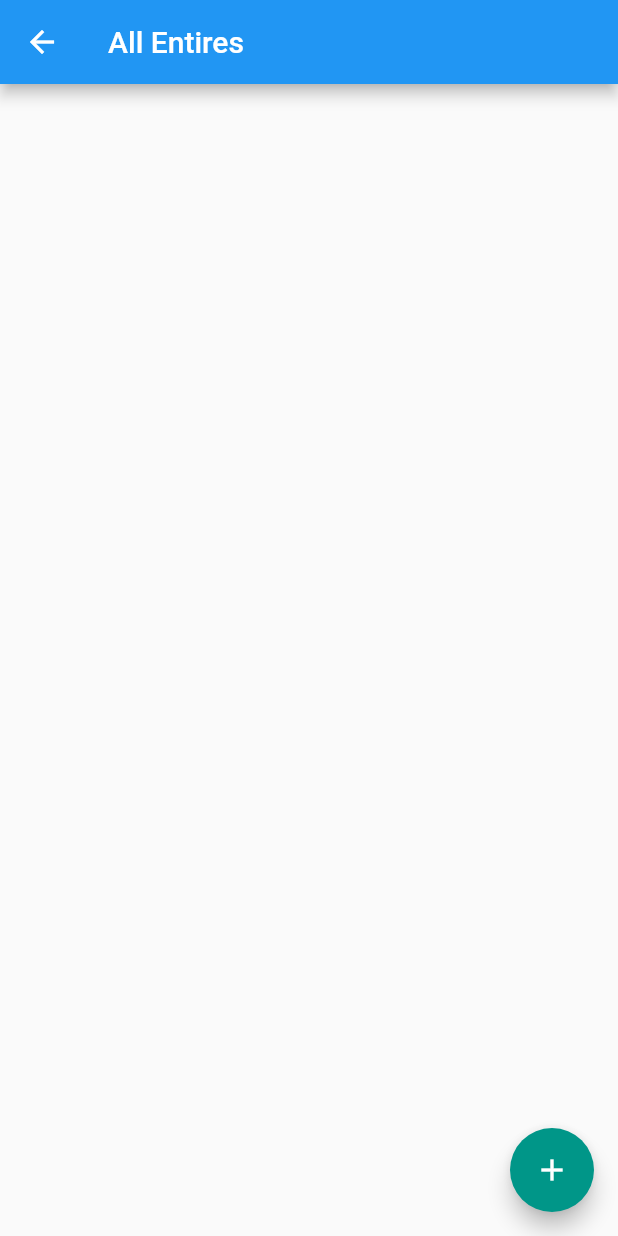
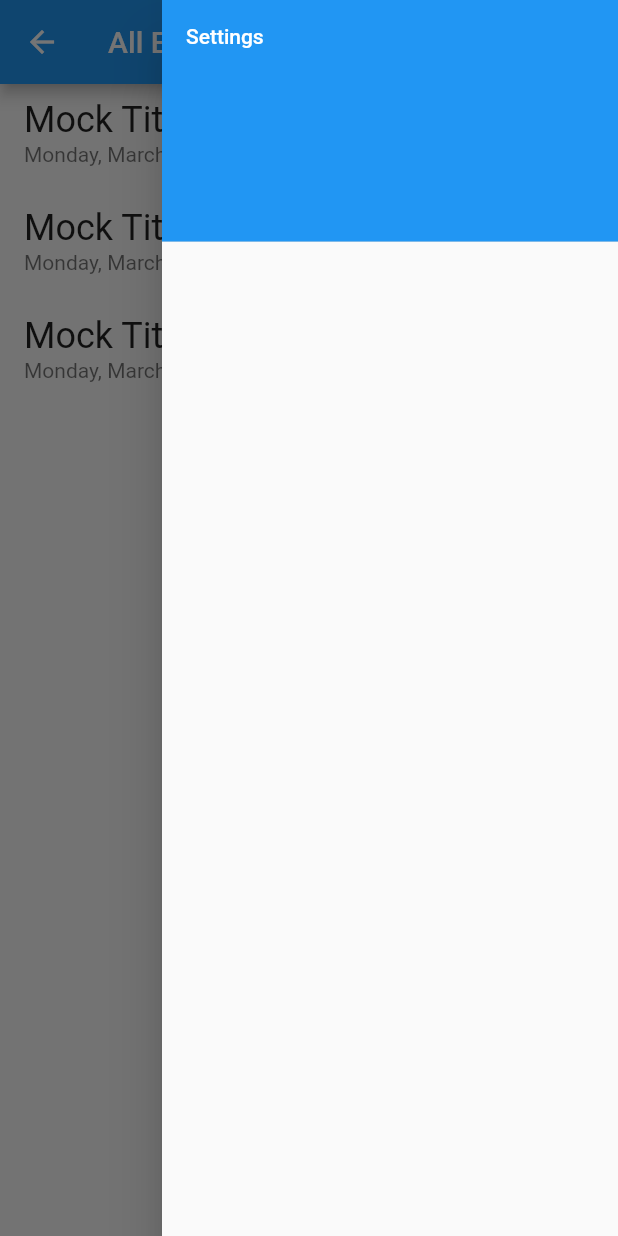
Before and after one commit to stuttskl/dia_uno, a Flutter app: the JournalEntries screen opened by its route, with the side drawer open (before the commit the screen has no drawer), on a phone screen of 412 x 824 dp. Run offline on Flutter 3.47's test engine with Material 2 defaults, Android fonts, the phone set to English and light mode, and no system bars; our stand-ins replace shared_preferences, sqflite; accounts and stored records are empty.

Commit message:
refactored welcome screen to conditionally render based on journal status

```diff
--- a/lib/app.dart
+++ b/lib/app.dart
@@ -1,4 +1,5 @@
 import 'package:dia_uno/screens/new_entry.dart';
+import 'package:dia_uno/widgets/journal_scaffold.dart';
 import 'package:flutter/material.dart';
 import 'package:shared_preferences/shared_preferences.dart';
 
@@ -46,7 +47,8 @@ class _AppState extends State<App> {
     return MaterialApp(
       routes: routes,
       title: 'Dia Uno',
-      home: WelcomeScreen(darkMode: darkTheme, toggleTheme: toggleTheme),
+      home: JournalEntries(createQuery: 'hi', darkMode: darkTheme, toggleTheme: toggleTheme),
+      // home: JournalScaffold(darkMode: darkTheme, toggleTheme: toggleTheme),
       theme: darkTheme ? ThemeData.dark() : ThemeData.light());
   }
 }
--- a/lib/models/journal.dart
+++ b/lib/models/journal.dart
@@ -3,6 +3,13 @@ import 'package:dia_uno/models/entry.dart';
 class Journal {
   final List<Entry> entries;
 
+  int get numberOfEntries => entries.length;
+  bool get isEmpty => entries.isEmpty;
+
+  Entry getEntry(int index) {
+    return entries[index];
+  }
+
   // Journal is a list of type Entry consisting of a list called entries... lol
   Journal({List<Entry> entries = const <Entry>[]}) : this.entries = entries;
 }
--- a/lib/screens/journal_entry_list.dart
+++ b/lib/screens/journal_entry_list.dart
@@ -1,16 +1,22 @@
 import 'package:dia_uno/main.dart';
 import 'package:flutter/material.dart';
 import 'package:sqflite/sqflite.dart';
+import 'package:intl/intl.dart';
+
 
 import '../models/entry.dart';
 import '../models/journal.dart';
 import '../widgets/all_entries_list.dart';
+import '../widgets/journal_scaffold.dart';
 
 class JournalEntries extends StatefulWidget {
   static const routeName = 'allEntries';
   final createQuery;
+  final darkMode;
+  final toggleTheme;
 
-  JournalEntries({Key key, @required this.createQuery});
+  JournalEntries(
+      {Key key, @required this.createQuery, this.darkMode, this.toggleTheme});
 
   @override
   _JournalEntriesState createState() => _JournalEntriesState();
@@ -34,66 +40,133 @@ class _JournalEntriesState extends State<JournalEntries> {
   }
 
   void loadJournal() async {
-    // print('create query in journal_entry_list.dart: ');
-    // print(widget.createQuery);
+    print('create query in journal_entry_list.dart: ');
+    print(widget.createQuery);
 
-    final Database database = await openDatabase('journal.sqlite3.db',
-        version: 1, onCreate: (Database db, int version) async {
-      await db.execute(
-          widget.createQuery);
-    });
+    List<Entry> journalEntries = [
+      Entry(
+          id: 1,
+          title: 'Mock Title 1',
+          body: 'Mock Body 1',
+          rating: 1,
+          dateTime: DateTime.now()),
+      Entry(
+          id: 2,
+          title: 'Mock Title 2',
+          body: 'Mock Body 2',
+          rating: 1,
+          dateTime: DateTime.now()),
+      Entry(
+          id: 3,
+          title: 'Mock Title 3',
+          body: 'Mock Body 3',
+          rating: 1,
+          dateTime: DateTime.now()),
+    ];
+
+    // final Database database = await openDatabase('journal.sqlite3.db',
+    //     version: 1, onCreate: (Database db, int version) async {
+    //   await db.execute(widget.createQuery);
+    // });
 
     // get all journal entries from database
-    List<Map> journalRecords =
-        await database.rawQuery('SELECT * from journal_entries');
+    // List<Map> journalRecords =
+    //     await database.rawQuery('SELECT * from journal_entries');
 
-    List<Entry> journalEntries = journalRecords.map((record) {
-      return Entry(
-          id: record['id'],
-          title: record['title'],
-          body: record['body'],
-          rating: record['rating'],
-          dateTime: DateTime.parse(record['dateTime']));
-    }).toList();
+    // List<Entry> journalEntries = journalRecords.map((record) {
+    //   return Entry(
+    //       id: record['id'],
+    //       title: record['title'],
+    //       body: record['body'],
+    //       rating: record['rating'],
+    //       dateTime: DateTime.parse(record['dateTime']));
+    // }).toList();
 
     setState(() {
       journal = Journal(entries: journalEntries);
     });
   }
 
-  @override
-  Widget build(BuildContext context) {
-    // print('create query in journal_entry_list.dart: ');
-    // print(widget.createQuery);
-    if (journal == null) {
-      return Container(
-        child: Column(
-          mainAxisAlignment: MainAxisAlignment.center,
-          children: [CircularProgressIndicator()],
-        ),
-      );
-    } else {
-      return Scaffold(
-        appBar: AppBar(title: Text('All Entires')),
-        body: LayoutBuilder(builder:
-            (BuildContext context, BoxConstraints viewportConstraints) {
-          return SingleChildScrollView(
-              child: Column(
-            mainAxisSize: MainAxisSize.min,
-            mainAxisAlignment: MainAxisAlignment.start,
-            children: <Widget>[
-              AllEntriesList(list: journal.entries),
-            ],
-          ));
-        }),
-        floatingActionButton: FloatingActionButton(
-          onPressed: () => goToNew(context, 'newJournalEntry'),
-          tooltip: 'New Journal Entry',
-          child: const Icon(Icons.add),
-          backgroundColor: Colors.teal,
-          focusColor: Colors.tealAccent,
-        ),
+  void goToFocusedEntry(context, destination, id) {
+    if (destination == 'focusedEntry') {
+      Navigator.pushNamed(context, 'focusedEntry',
+        arguments: Entry(
+          id: journal.getEntry(id).id,
+          title: journal.getEntry(id).title,
+          body: journal.getEntry(id).body,
+          dateTime: journal.getEntry(id).dateTime,
+          rating: journal.getEntry(id).rating
+        )
       );
     }
   }
+
+  @override
+  Widget build(BuildContext context) {
+    print(journal.isEmpty);
+    // return JournalScaffold(
+    //   title: 'Welcome',
+    //   childWidget: Text('Welcome Child Widget'),
+    // );
+    return JournalScaffold(
+        title: journal.isEmpty ? 'Welcome' : 'All Entries',
+        childWidget:
+            journal.isEmpty ? Column(mainAxisAlignment: MainAxisAlignment.center, children: [
+        Text('Welcome from Journal Scaffold'),
+        Icon(Icons.book, size: 72.0),
+       ]) : journalList(context));
+  }
+
+  Widget journalList(BuildContext context) {
+    return ListView.builder(
+        itemCount: journal.numberOfEntries,
+        itemBuilder: (context, index) {
+          return ListTile(
+          title:
+            RichText(
+                text: TextSpan(
+                  text: journal.getEntry(index).title,
+                  style: Theme.of(context).textTheme.headline5,
+                ),
+              ),
+          subtitle: Text(DateFormat('yMMMMEEEEd')
+              .format(DateTime.parse(journal.getEntry(index).dateTime.toString()))),
+          onTap: () => goToFocusedEntry(context, 'focusedEntry', journal.getEntry(index).id - 1)
+        );
+        });
+  }
+
+  // @override
+  // Widget build(BuildContext context) {
+  //   if (journal == null) {
+  //     return Container(
+  //       child: Column(
+  //         mainAxisAlignment: MainAxisAlignment.center,
+  //         children: [CircularProgressIndicator()],
+  //       ),
+  //     );
+  //   } else {
+  //     return Scaffold(
+  //       appBar: AppBar(title: Text('All Entires')),
+  //       body: LayoutBuilder(builder:
+  //           (BuildContext context, BoxConstraints viewportConstraints) {
+  //         return SingleChildScrollView(
+  //             child: Column(
+  //           mainAxisSize: MainAxisSize.min,
+  //           mainAxisAlignment: MainAxisAlignment.start,
+  //           children: <Widget>[
+  //             AllEntriesList(list: journal.entries),
+  //           ],
+  //         ));
+  //       }),
+  //       floatingActionButton: FloatingActionButton(
+  //         onPressed: () => goToNew(context, 'newJournalEntry'),
+  //         tooltip: 'New Journal Entry',
+  //         child: const Icon(Icons.add),
+  //         backgroundColor: Colors.teal,
+  //         focusColor: Colors.tealAccent,
+  //       ),
+  //     );
+  //   }
+  // }
 }
--- /dev/null
+++ b/lib/widgets/journal_scaffold.dart
@@ -0,0 +1,92 @@
+import 'package:flutter/material.dart';
+import '../widgets/theme_toggle.dart';
+
+class JournalScaffold extends StatefulWidget {
+  final darkMode;
+  final toggleTheme;
+  final createQuery;
+  final title;
+  final childWidget;
+
+  JournalScaffold(
+      {Key key,
+      this.darkMode,
+      this.toggleTheme,
+      this.createQuery,
+      this.title,
+      this.childWidget})
+      : super(key: key);
+
+  @override
+  _JournalScaffoldState createState() => _JournalScaffoldState();
+}
+
+class _JournalScaffoldState extends State<JournalScaffold> {
+  Widget childWidget;
+  String title;
+  goToNew(context, destination) {
+    // print("Going to new entry page");
+    if (destination == 'newJournalEntry') {
+      Navigator.pushNamed(context, 'newJournalEntry');
+    }
+  }
+
+  goToAllEntries(context, destination) {
+    // print("Going to all entries list?");
+    if (destination == 'allEntries') {
+      Navigator.pushNamed(context, 'allEntries');
+    }
+  }
+
+  @override
+  Widget build(BuildContext context) {
+    return Scaffold(
+      appBar: AppBar(
+        title: Text(widget.title),
+        actions: [
+          Builder(
+            builder: (context) => IconButton(
+                icon: Icon(Icons.settings),
+                onPressed: () => Scaffold.of(context).openEndDrawer()),
+          )
+        ],
+      ),
+      endDrawer: Drawer(
+        child: ListView(
+          padding: EdgeInsets.zero,
+          children: [
+            DrawerHeader(
+              decoration: BoxDecoration(
+                color: Colors.blue,
+              ),
+              child: Text(
+                'Settings',
+                style: TextStyle(
+                  color: Colors.white,
+                  fontSize: 14,
+                ),
+              ),
+            ),
+            // SwitchListTile(
+            //   title: const Text('Dark Mode'),
+            //   value: widget.darkMode,
+            //   onChanged: widget.toggleTheme,
+            //   secondary: const Icon(Icons.nightlight_round),
+            // )
+          ],
+        ),
+      ),
+      body: Center(child: widget.childWidget),
+      //     child: Column(mainAxisAlignment: MainAxisAlignment.center, children: [
+      //   Text('Welcome from Journal Scaffold'),
+      //   Icon(Icons.book, size: 72.0),
+      //   RaisedButton(onPressed: () => goToAllEntries(context, 'allEntries'))
+      // ])),
+      floatingActionButton: FloatingActionButton(
+        onPressed: () => goToNew(context, 'newJournalEntry'),
+        tooltip: 'New Journal Entry',
+        child: const Icon(Icons.add),
+      ),
+    );
+  }
+}
```
